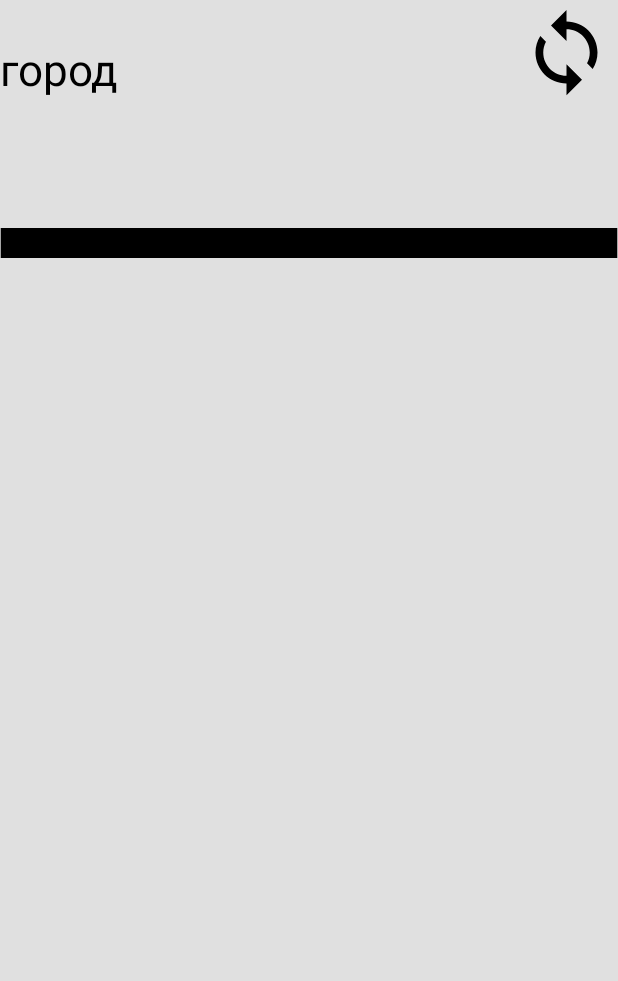
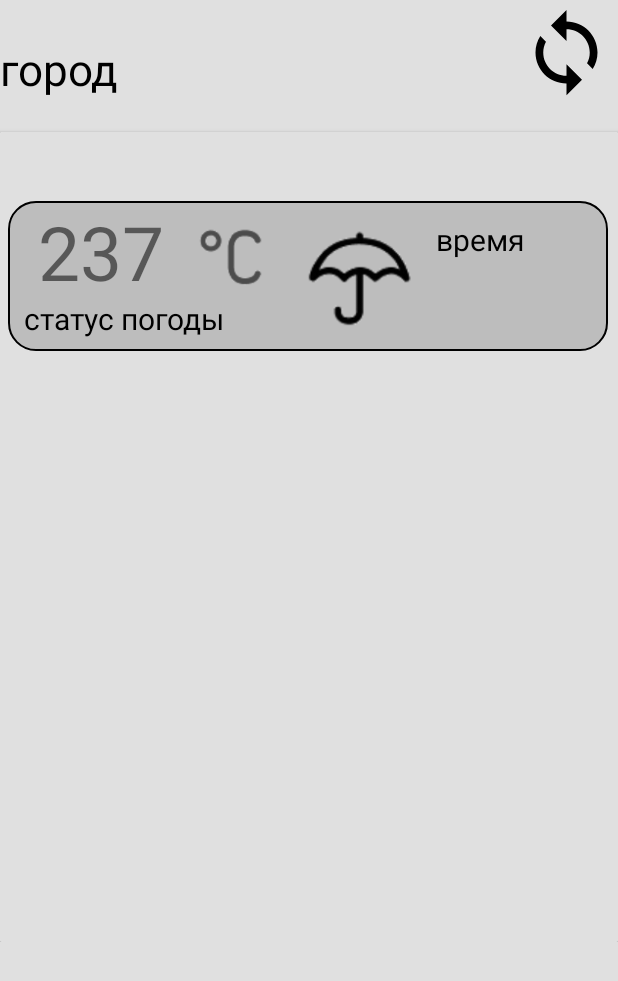
Before and after one commit to temlerg/weather_forecast, an Android app: the layout for_5_day.xml on its own in the app's theme, with its tools: preview values and no code run, on a phone screen of 412 x 824 dp. Shown: the top 981 px of the screen. Run offline under Robolectric (Android 15) with nearby library versions, the phone set to English and light mode, and no system bars.

Commit message:
I made too many changes and added a lot of things that I don’t remember everything

```diff
--- a/app/src/main/res/layout/activity_main.xml
+++ b/app/src/main/res/layout/activity_main.xml
@@ -50,4 +50,5 @@
         app:layout_constraintTop_toBottomOf="@+id/search_button"
         app:layout_constraintVertical_bias="0.376" />
 
+
 </androidx.constraintlayout.widget.ConstraintLayout>
--- a/app/src/main/res/layout/for_5_day.xml
+++ b/app/src/main/res/layout/for_5_day.xml
@@ -1,12 +1,12 @@
 <?xml version="1.0" encoding="utf-8"?>
-<androidx.constraintlayout.widget.ConstraintLayout
-    xmlns:android="http://schemas.android.com/apk/res/android"
+<androidx.constraintlayout.widget.ConstraintLayout xmlns:android="http://schemas.android.com/apk/res/android"
     xmlns:app="http://schemas.android.com/apk/res-auto"
     xmlns:tools="http://schemas.android.com/tools"
     android:layout_width="match_parent"
     android:layout_height="match_parent"
     android:background="#E0E0E0"
-    >
+    tools:layout_editor_absoluey="81dp"
+    tools:context=".activities.MainActivity">
 
     <View
         android:id="@+id/vector_2"
@@ -20,7 +20,7 @@
         app:layout_constraintStart_toStartOf="parent"
         app:layout_constraintTop_toBottomOf="@+id/gorod_name_1"
         app:layout_constraintVertical_bias="0.695"
-        tools:ignore="MissingConstraints" />
+        tools:ignore="MissingConstraints,UnknownIdInLayout" />
 
     <TextView
         android:id="@+id/gorod_name_2"
@@ -29,7 +29,7 @@
         android:gravity="bottom"
         android:text="@string/city_one_day"
         android:textColor="#000"
-        android:textSize="29dp"
+        android:textSize="29sp"
         app:layout_constraintBottom_toBottomOf="parent"
         app:layout_constraintStart_toStartOf="parent"
         app:layout_constraintTop_toTopOf="parent"
@@ -46,5 +46,25 @@
         app:layout_constraintStart_toStartOf="parent"
         app:layout_constraintTop_toTopOf="parent"
         app:layout_constraintVertical_bias="0.005"
-        tools:ignore="MissingConstraints" />
+        tools:ignore="MissingConstraints"
+        android:contentDescription="@string/todo" />
+
+
+    <androidx.recyclerview.widget.RecyclerView
+        android:background="#E0E0E0"
+        android:id="@+id/recycleList"
+        android:layout_marginTop="10dp"
+        android:layout_width="match_parent"
+        android:layout_height="wrap_content"
+        android:layout_alignParentTop="true"
+        android:layout_alignParentBottom="true"
+
+        app:layout_constraintBottom_toBottomOf="parent"
+        app:layout_constraintEnd_toEndOf="parent"
+        app:layout_constraintStart_toStartOf="parent"
+        app:layout_constraintTop_toBottomOf="@+id/gorod_name_2"
+        app:layout_constraintVertical_bias="0.014"
+        tools:listitem="@layout/recycle_item" />
+
+
 </androidx.constraintlayout.widget.ConstraintLayout>
--- /dev/null
+++ b/app/src/main/res/layout/recycle_item.xml
@@ -0,0 +1,81 @@
+<?xml version="1.0" encoding="utf-8"?>
+<androidx.cardview.widget.CardView xmlns:android="http://schemas.android.com/apk/res/android"
+    xmlns:app="http://schemas.android.com/apk/res-auto"
+    xmlns:tools="http://schemas.android.com/tools"
+    android:layout_width="match_parent"
+    android:background="#E0E0E0"
+    android:layout_marginTop="10dp"
+
+    android:layout_height="match_parent">
+
+    <androidx.constraintlayout.widget.ConstraintLayout
+        android:layout_width="match_parent"
+        android:layout_height="match_parent"
+        android:background="#E0E0E0">
+
+        <TextView
+            android:id="@+id/textView15"
+            style="@style/botton"
+            android:layout_width="400dp"
+            android:layout_height="100dp"
+            app:layout_constraintBottom_toBottomOf="parent"
+            app:layout_constraintEnd_toEndOf="parent"
+            app:layout_constraintHorizontal_bias="0.454"
+            app:layout_constraintStart_toStartOf="parent"
+            app:layout_constraintTop_toTopOf="parent"
+            app:layout_constraintVertical_bias="0.104" />
+
+        <TextView
+            android:id="@+id/textView16"
+            android:layout_width="105dp"
+            android:layout_height="65dp"
+            android:layout_marginStart="20dp"
+            android:text="237"
+            android:textSize="50dp"
+            app:layout_constraintStart_toStartOf="@+id/textView15"
+            app:layout_constraintTop_toTopOf="@+id/textView15" />
+
+        <ImageView
+            android:layout_width="66dp"
+            android:layout_height="60dp"
+            android:layout_marginStart="116dp"
+            android:layout_marginBottom="40dp"
+            android:alpha="0.6"
+            android:src="@drawable/celci"
+            app:layout_constraintBottom_toBottomOf="@+id/textView15"
+            app:layout_constraintStart_toStartOf="@+id/textView15" />
+
+        <ImageView
+            android:id="@+id/imageView"
+            android:layout_width="108dp"
+            android:layout_height="98dp"
+            android:layout_marginEnd="116dp"
+            android:src="@drawable/zont"
+            app:layout_constraintBottom_toBottomOf="@+id/textView15"
+            app:layout_constraintEnd_toEndOf="@+id/textView15"
+            app:layout_constraintTop_toTopOf="@+id/textView15"
+            app:layout_constraintVertical_bias="1.0" />
+
+        <TextView
+            android:layout_width="wrap_content"
+            android:layout_height="wrap_content"
+            android:layout_marginStart="16dp"
+            android:layout_marginBottom="8dp"
+            android:text="статус погоды"
+            android:textColor="#000"
+            android:textSize="20sp"
+            app:layout_constraintBottom_toBottomOf="@+id/textView15"
+            app:layout_constraintStart_toStartOf="parent" />
+
+        <TextView
+            android:layout_width="wrap_content"
+            android:layout_height="wrap_content"
+            android:layout_marginTop="12dp"
+            android:layout_marginEnd="56dp"
+            android:text="время"
+            android:textColor="#000"
+            android:textSize="20dp"
+            app:layout_constraintEnd_toEndOf="@+id/textView15"
+            app:layout_constraintTop_toTopOf="@+id/textView15" />
+    </androidx.constraintlayout.widget.ConstraintLayout>
+</androidx.cardview.widget.CardView>
--- a/app/src/main/res/values/strings.xml
+++ b/app/src/main/res/values/strings.xml
@@ -12,7 +12,7 @@
     <string name="statys_w">Статус погоды</string>
     <string name="temp_main">237</string>
     <string name="like_w">Ощущаеться как</string>
-    <string name="todo">TODO</string>
+
     <string name="github_com">github.com</string>
     <string name="temlerg">Temlerg</string>
     <string name="arlanchikdrey">ArlanchikDrey</string>
@@ -26,4 +26,5 @@
     <string name="max_t_zna">300к в н сек</string>
     <string name="min_t_zna">300к в н сек</string>
     <string name="speed_w_zna">300к в н сек</string>
+    <string name="todo">TODO</string>
 </resources>
```
Also changed, not shown: app/build.gradle (+7 -1 lines), app/src/main/java/com/example/ttt/activities/MainActivity.kt (+19 -2 lines), app/src/main/java/com/example/ttt/activities/dialog_error.kt (added, +23 -0 lines), app/src/main/java/com/example/ttt/activities/sistem_set.kt (added, +35 -0 lines), app/src/main/java/com/example/ttt/activities/type_set.kt (added, +36 -0 lines).
